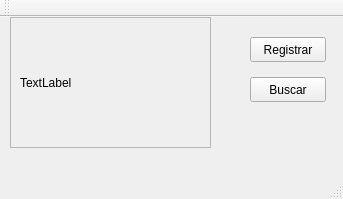
Qt form display.ui (grudloff/POO-Proyecto) before a commit.
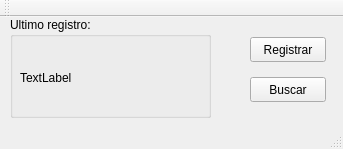
The same form after that commit.

```diff
--- a/display.ui
+++ b/display.ui
@@ -7,7 +7,7 @@
     <x>0</x>
     <y>0</y>
     <width>343</width>
-    <height>199</height>
+    <height>149</height>
    </rect>
   </property>
   <property name="windowTitle">
@@ -40,28 +40,25 @@
      <string>Registrar</string>
     </property>
    </widget>
-   <widget class="QFrame" name="frame">
+   <widget class="QGroupBox" name="groupBox">
     <property name="geometry">
      <rect>
       <x>10</x>
       <y>0</y>
       <width>201</width>
-      <height>131</height>
+      <height>101</height>
      </rect>
     </property>
-    <property name="frameShape">
-     <enum>QFrame::StyledPanel</enum>
-    </property>
-    <property name="frameShadow">
-     <enum>QFrame::Raised</enum>
+    <property name="title">
+     <string>Ultimo registro:</string>
     </property>
     <widget class="QLabel" name="info">
      <property name="geometry">
       <rect>
        <x>10</x>
-       <y>0</y>
+       <y>30</y>
        <width>181</width>
-       <height>131</height>
+       <height>61</height>
       </rect>
      </property>
      <property name="text">
```
Left out of the diff: 2 changed lines with no effect on the pictures.
